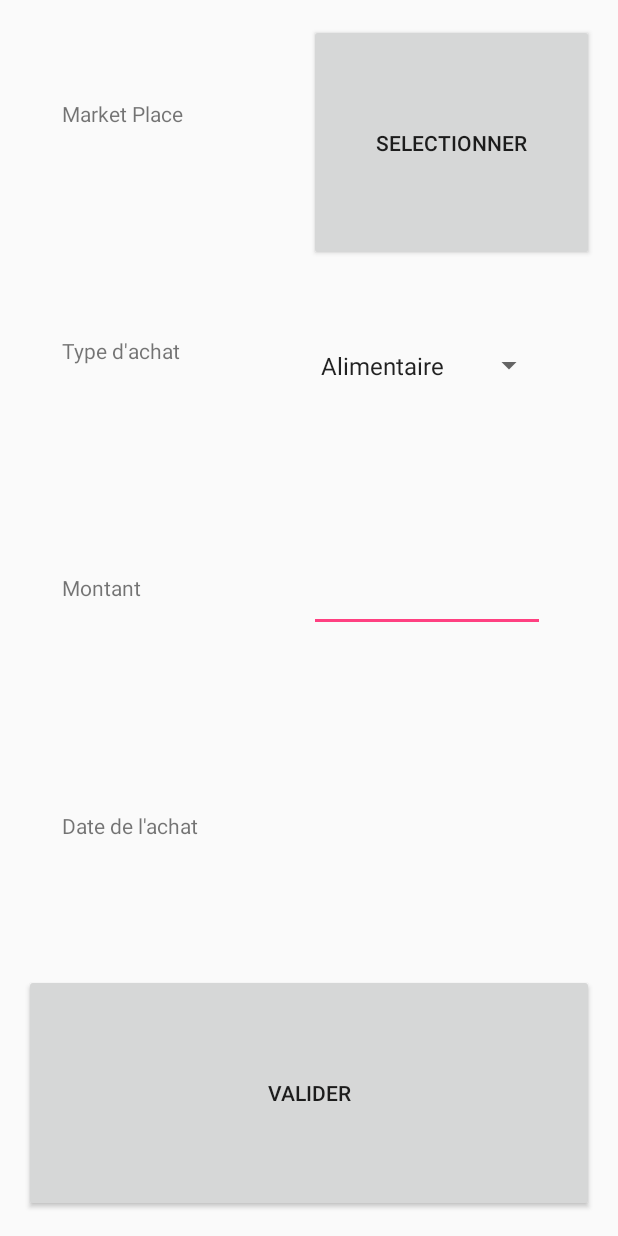
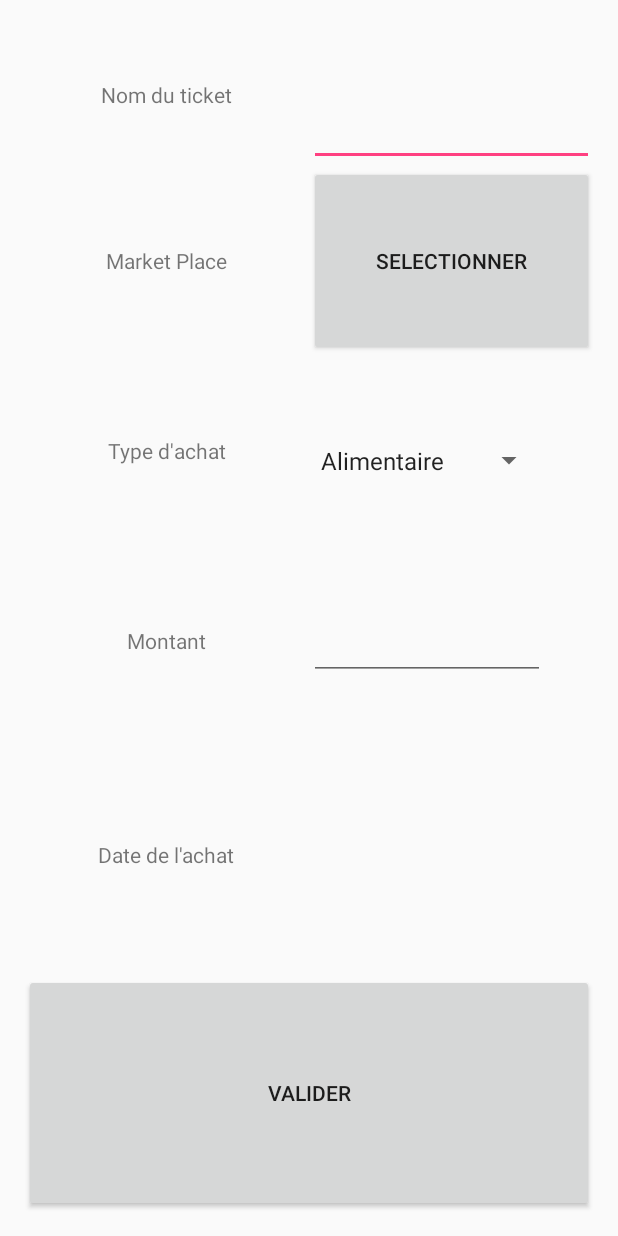
Before and after one commit to GRnice/CheckBills, an Android app: the ProcedureTicket screen opened directly, with no data from a screen before it, after a tap on "SCAN", on a phone screen of 412 x 824 dp. Run offline under Robolectric (Android 15) with nearby library versions, the phone set to English and light mode, and no system bars.

Commit message:
Envoie du nom du ticket et du nom de l'image

```diff
--- a/app/src/main/java/com/dg/checkbills/AjoutTicket/TicketInformation.java
+++ b/app/src/main/java/com/dg/checkbills/AjoutTicket/TicketInformation.java
@@ -34,6 +34,7 @@ public class TicketInformation extends Fragment
     private Spinner typeAchatSpinner;
     private TextView date;
     private EditText editTextMontant;
+    private EditText editTextNomBillet;
     private Bitmap imgTicket;
     private String ticketDate;
 
@@ -48,7 +49,6 @@ public class TicketInformation extends Fragment
     @Override
     public void onCreate(Bundle savedInstanceState) {
         super.onCreate(savedInstanceState);
-
     }
 
     @Override
@@ -76,6 +76,7 @@ public class TicketInformation extends Fragment
         typeAchatSpinner.setAdapter(adapterAchat);
 
         editTextMontant = ((EditText) v.findViewById(R.id.editTextMontant));
+        editTextNomBillet = ((EditText) v.findViewById(R.id.editTextNomTicket));
 
         buttonValidation = (Button) v.findViewById(R.id.buttonValiderTicket);
         buttonValidation.setOnClickListener(new View.OnClickListener() {
@@ -91,10 +92,11 @@ public class TicketInformation extends Fragment
                 imgTicket.compress(Bitmap.CompressFormat.PNG, 100, stream);
                 byte[] byteArray = stream.toByteArray();
                 String montant = editTextMontant.getText().toString().trim();
+                String nomTicket = editTextNomBillet.getText().toString().trim();
                 Log.e("M%ONTNY",montant);
                 Log.e("SIZE",String.valueOf(montant.length()));
                 Bill nwBill = new Bill(typeAchatSpinner.getSelectedItem().toString()
-                        ,"unTicket"
+                        ,nomTicket
                         ,Integer.parseInt(montant)
                         ,new Boutique("1",selectionBoutique.getText().toString())
                         ,ticketDate
--- a/app/src/main/java/com/dg/checkbills/Communication/CommunicationServer.java
+++ b/app/src/main/java/com/dg/checkbills/Communication/CommunicationServer.java
@@ -27,7 +27,7 @@ import java.util.concurrent.atomic.AtomicBoolean;
 public class CommunicationServer extends Thread implements Runnable
 {
     //public static final String SOCKET_ADDR = "13.93.93.125"; // SERVEUR MICROSOFT AZURE
-    public static final String SOCKET_ADDR = "192.168.1.13";
+    public static final String SOCKET_ADDR = "10.212.102.221";
 
     public static final int PORT = 3200;
     private Socket m_sock;
--- a/app/src/main/java/com/dg/checkbills/Daemon/SenderBill.java
+++ b/app/src/main/java/com/dg/checkbills/Daemon/SenderBill.java
@@ -25,11 +25,11 @@ public class SenderBill extends Sender implements CommListener
     private String idTel;
     private AsyncTask task;
 
-    public SenderBill(ServiceSocket serviceSocket, Bill billToSend, String idPortable)
+    public SenderBill(ServiceSocket serviceSocket, Bill billToSend, String idTel)
     {
         service = serviceSocket;
         billaSend = billToSend;
-        idTel = idPortable;
+        this.idTel = idTel;
     }
 
 
@@ -97,9 +97,9 @@ public class SenderBill extends Sender implements CommListener
                 try {
                     res = comm.sendMessage("ID*" + idTel + "*DATE*" + billaSend.getDate() + "*MONTANT*" + String.valueOf(billaSend.getMontant())
                             + "*IDBOUTIQUE*" + billaSend.getBoutique().getId() + "*TITRE*" + billaSend.getNom() +
-                            "*TYPEBILL*" + billaSend.getType() + "*SIZEIMAGE*" + billaSend.getImage().length + "*IMAGENAME*SzPdslWmd");
+                            "*TYPEBILL*" + billaSend.getType() + "*SIZEIMAGE*" + billaSend.getImage().length + "*IMAGENAME*"+billaSend.getNomImage());
                 } catch (IOException e) {
-                    comm.interrupt();;
+                    comm.interrupt();
 
                     service.endTask(SenderBill.this,billaSend,false);
                     return null;
--- a/app/src/main/java/com/dg/checkbills/Daemon/ServiceSocket.java
+++ b/app/src/main/java/com/dg/checkbills/Daemon/ServiceSocket.java
@@ -99,8 +99,8 @@ public class ServiceSocket extends Service implements LocationListener
         intentFilter.addAction(NetworkChangeReceiver.CONNECTIVITY_CHANGED);
         registerReceiver(networkChangeReceiver, intentFilter);
 
-        //requestBoutique(); // demande de charger les dernieres boutiques
-        //requestZonesInfluences(); // demande de charger les dernieres zones d'influences
+        requestBoutique(); // demande de charger les dernieres boutiques
+
         return START_NOT_STICKY;
     }
 
--- a/app/src/main/java/com/dg/checkbills/Daemon/ServiceStorage.java
+++ b/app/src/main/java/com/dg/checkbills/Daemon/ServiceStorage.java
@@ -17,6 +17,8 @@ import android.util.Log;
 import com.dg.checkbills.Constantes.BroadcastAddr;
 import com.dg.checkbills.Data.Bill;
 import com.dg.checkbills.Storage.StatManager;
+
+import java.util.ArrayList;
 
 public class ServiceStorage extends Service
 {
--- a/app/src/main/java/com/dg/checkbills/Data/Bill.java
+++ b/app/src/main/java/com/dg/checkbills/Data/Bill.java
@@ -21,7 +21,13 @@ public class Bill extends Data
     private int montant;
     private Boutique boutique;
     private String date;
+    private String nomImageTicket;
     private boolean isOnCloud;
+
+    public Bill()
+    {
+
+    }
 
     public Bill(TYPE_CONTENT_BILL type,String nom, int montant, Boutique boutique, String date,byte[] img)
     {
@@ -33,6 +39,7 @@ public class Bill extends Data
         this.date = date;
         this.isOnCloud = false;
         this.id = String.valueOf(this.boutique.hashCode() + this.montant + this.date.hashCode());
+        this.nomImageTicket = "IMG-"+this.nom+this.id;
     }
 
     public Bill(String type,String nom, int montant, Boutique boutique, String date,byte[] img)
@@ -45,6 +52,7 @@ public class Bill extends Data
         this.date = date;
         this.isOnCloud = false;
         this.id = String.valueOf(this.boutique.hashCode() + this.montant + this.date.hashCode());
+        this.nomImageTicket = "IMG-"+this.nom+this.id;
         switch (type.toUpperCase())
         {
             case "LOISIR":
@@ -85,6 +93,11 @@ public class Bill extends Data
         return typeDeTicket.toString();
     }
 
+    public String getNomImage()
+    {
+        return nomImageTicket;
+    }
+
     public boolean isOnCloud()
     {
         return isOnCloud;
@@ -94,4 +107,14 @@ public class Bill extends Data
     {
         this.isOnCloud = isOnCloud;
     }
+
+    public void setDate(String date)
+    {
+        this.date = date;
+    }
+
+    public void setImage(byte[] byteArray)
+    {
+        this.imageDuTicket = byteArray;
+    }
 }
--- a/app/src/main/res/layout/fragment_ticket_information.xml
+++ b/app/src/main/res/layout/fragment_ticket_information.xml
@@ -18,7 +18,46 @@
             android:orientation="horizontal"
             android:layout_width="match_parent"
             android:layout_height="0dp"
-            android:layout_weight="0.25"
+            android:layout_weight="0.15"
+            android:weightSum="1">
+
+            <LinearLayout
+                android:orientation="horizontal"
+                android:layout_width="0px"
+                android:layout_height="match_parent"
+                android:layout_weight="0.5">
+
+                <TextView
+                    android:text="Nom du ticket"
+                    android:layout_width="match_parent"
+                    android:layout_height="match_parent"
+                    android:id="@+id/textViewTypeNameBill"
+                    android:layout_weight="1"
+                    android:gravity="center_vertical|center_horizontal" />
+            </LinearLayout>
+
+            <LinearLayout
+                android:orientation="horizontal"
+                android:layout_width="0dp"
+                android:layout_height="match_parent"
+                android:layout_weight="0.5">
+
+                <EditText
+                    android:layout_width="match_parent"
+                    android:layout_height="match_parent"
+                    android:inputType="textPersonName"
+                    android:ems="10"
+                    android:id="@+id/editTextNomTicket"
+                    android:layout_weight="1"
+                    android:textAlignment="center" />
+            </LinearLayout>
+        </LinearLayout>
+
+        <LinearLayout
+            android:orientation="horizontal"
+            android:layout_width="match_parent"
+            android:layout_height="0dp"
+            android:layout_weight="0.20"
             android:weightSum="1">
 
             <LinearLayout
@@ -29,11 +68,10 @@
 
                 <TextView
                     android:text="Market Place"
-                    android:layout_width="157dp"
-                    android:layout_height="39dp"
+                    android:layout_width="match_parent"
+                    android:layout_height="match_parent"
                     android:id="@+id/textView1"
-                    android:layout_marginTop="50dp"
-                    android:layout_marginLeft="25dp" />
+                    android:gravity="center_vertical|center_horizontal" />
             </LinearLayout>
 
             <LinearLayout
@@ -56,7 +94,7 @@
             android:orientation="horizontal"
             android:layout_width="match_parent"
             android:layout_height="0dp"
-            android:layout_weight="0.25"
+            android:layout_weight="0.20"
             android:weightSum="1" >
 
                 <LinearLayout
@@ -67,11 +105,10 @@
 
                     <TextView
                         android:text="Type d'achat"
-                        android:layout_width="157dp"
-                        android:layout_height="39dp"
+                        android:layout_width="match_parent"
+                        android:layout_height="match_parent"
                         android:id="@+id/textView2"
-                        android:layout_marginTop="50dp"
-                        android:layout_marginLeft="25dp" />
+                        android:gravity="center_vertical|center_horizontal" />
                 </LinearLayout>
 
                 <LinearLayout
@@ -92,7 +129,7 @@
             android:orientation="horizontal"
             android:layout_width="match_parent"
             android:layout_height="0dp"
-            android:layout_weight="0.25"
+            android:layout_weight="0.20"
             android:weightSum="1" >
 
                 <LinearLayout
@@ -103,11 +140,10 @@
 
                     <TextView
                         android:text="Montant"
-                        android:layout_width="157dp"
-                        android:layout_height="39dp"
+                        android:layout_width="match_parent"
+                        android:layout_height="match_parent"
                         android:id="@+id/textView3"
-                        android:layout_marginTop="50dp"
-                        android:layout_marginLeft="25dp" />
+                        android:gravity="center_vertical|center_horizontal" />
                 </LinearLayout>
 
                 <LinearLayout
@@ -142,11 +178,10 @@
 
                 <TextView
                     android:text="Date de l'achat"
-                    android:layout_width="157dp"
-                    android:layout_height="39dp"
+                    android:layout_width="match_parent"
                     android:id="@+id/textView4"
-                    android:layout_marginTop="50dp"
-                    android:layout_marginLeft="25dp" />
+                    android:layout_height="match_parent"
+                    android:gravity="center_vertical|center_horizontal" />
             </LinearLayout>
 
             <LinearLayout
```
Also changed, not shown: 1 other file.
